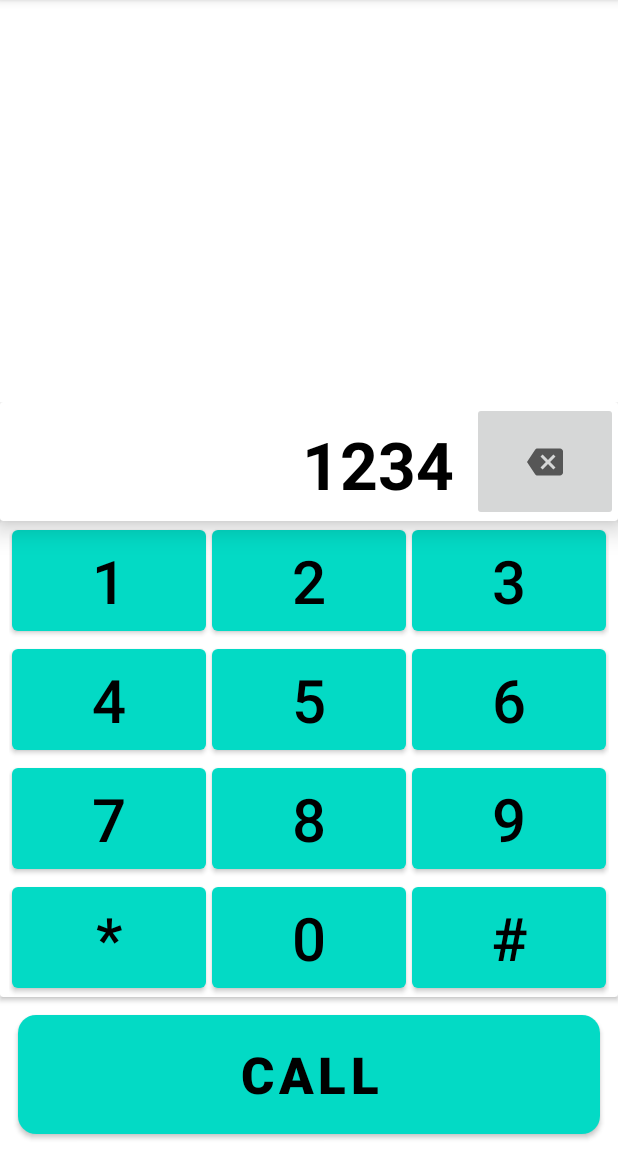
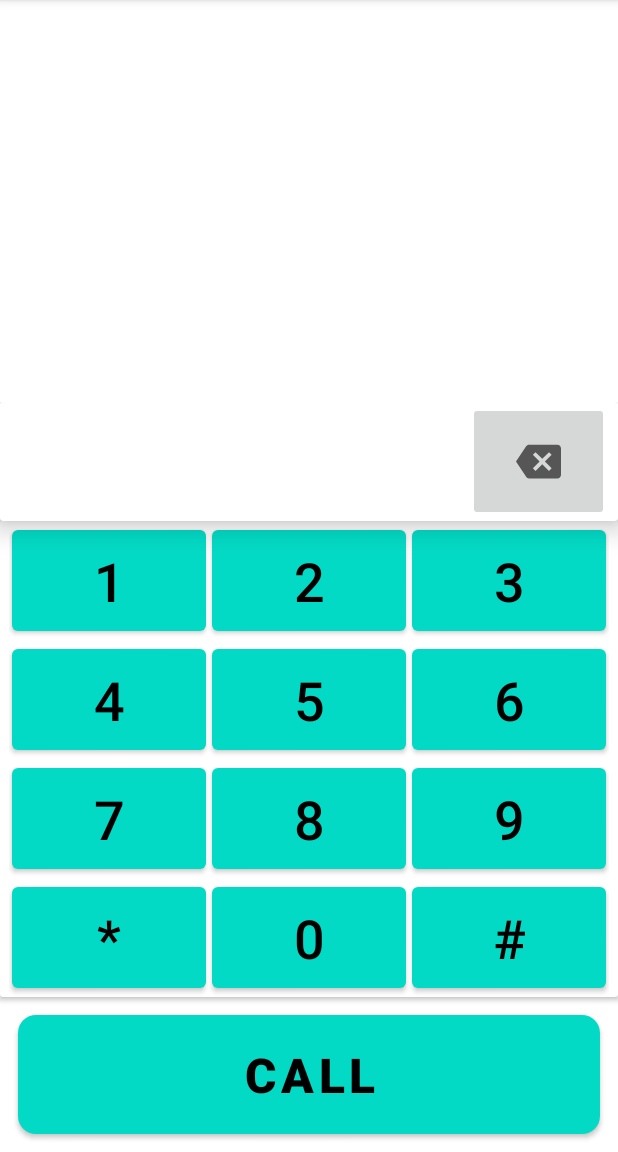
Before and after one commit to kuldeepsinghrai/call-dialer-app, an Android app: the screen it shows after launch (MainActivity), on a phone screen of 412 x 824 dp, the part 84-1236 px from its top. Run offline under Robolectric (Android 15) with nearby library versions, the phone set to English and light mode, and no system bars.

Commit message:
Initial Commit

```diff
--- a/app/src/main/java/com/ksr/phone_call_dialer_app/MainActivity.java
+++ b/app/src/main/java/com/ksr/phone_call_dialer_app/MainActivity.java
@@ -3,14 +3,35 @@ package com.ksr.phone_call_dialer_app;
 import androidx.appcompat.app.AppCompatActivity;
 
 import android.os.Bundle;
+import android.widget.Button;
+import android.widget.ImageButton;
+import android.widget.TextView;
 
 public class MainActivity extends AppCompatActivity {
+    TextView textNumber;
+    Button btn1,btn2,btn3,btn4,btn5,btn6,btn7,btn8,btn9,btnStar,btn0,btnHash,btnCall;
+    ImageButton btnClear;
 
     @Override
     protected void onCreate(Bundle savedInstanceState) {
         super.onCreate(savedInstanceState);
         setContentView(R.layout.activity_main);
 
+        btnClear = findViewById(R.id.btnClear);
+        btn1 = findViewById(R.id.btn1);
+        btn2 = findViewById(R.id.btn2);
+        btn3 = findViewById(R.id.btn3);
+        btn4 = findViewById(R.id.btn4);
+        btn5 = findViewById(R.id.btn5);
+        btn6 = findViewById(R.id.btn6);
+        btn7 = findViewById(R.id.btn7);
+        btn8 = findViewById(R.id.btn8);
+        btn9 = findViewById(R.id.btn9);
+        btnStar = findViewById(R.id.btnStar);
+        btn0 = findViewById(R.id.btn0);
+        btnHash = findViewById(R.id.btnHash);
+        btnCall = findViewById(R.id.btnCall);
+
 
     }
 }
--- a/app/src/main/res/drawable/backspace_24.xml
+++ b/app/src/main/res/drawable/backspace_30.xml
@@ -1,6 +1,6 @@
 <vector xmlns:android="http://schemas.android.com/apk/res/android"
-    android:width="24dp"
-    android:height="24dp"
+    android:width="30dp"
+    android:height="30dp"
     android:viewportWidth="24"
     android:viewportHeight="24"
     android:tint="?attr/colorControlNormal">
--- a/app/src/main/res/layout/activity_main.xml
+++ b/app/src/main/res/layout/activity_main.xml
@@ -25,6 +25,7 @@
                 android:layout_width="match_parent"
                 android:layout_height="match_parent"
                 android:orientation="horizontal"
+                android:layout_marginHorizontal="6dp"
                 android:weightSum="4">
 
                 <TextView
@@ -32,7 +33,9 @@
                     android:textSize="44sp"
                     android:textAlignment="textEnd"
                     android:gravity="center"
-                    android:text="1234"
+                    android:text=""
+                    android:maxLength="13"
+                    android:singleLine="true"
                     android:layout_margin="12dp"
                     android:textStyle="bold"
                     android:textColor="@color/black"
@@ -44,7 +47,7 @@
                 <ImageButton
                     android:id="@+id/btnClear"
                     android:layout_weight="1"
-                    android:src="@drawable/backspace_24"
+                    android:src="@drawable/backspace_30"
                     android:layout_width="0dp"
                     android:layout_height="match_parent">
 
@@ -84,7 +87,7 @@
                             android:layout_marginHorizontal="2dp"
                             android:textColor="@color/black"
                             android:text="1"
-                            android:textSize="40dp">
+                            android:textSize="36dp">
                         </Button>
                         <Button
                             android:id="@+id/btn2"
@@ -94,7 +97,7 @@
                             android:layout_marginHorizontal="2dp"
                             android:textColor="@color/black"
                             android:text="2"
-                            android:textSize="40dp">
+                            android:textSize="36dp">
                         </Button>
                         <Button
                             android:id="@+id/btn3"
@@ -104,7 +107,7 @@
                             android:layout_marginHorizontal="2dp"
                             android:textColor="@color/black"
                             android:text="3"
-                            android:textSize="40dp">
+                            android:textSize="36dp">
                         </Button>
 
                     </LinearLayout>
@@ -131,7 +134,7 @@
                             android:layout_marginHorizontal="2dp"
                             android:textColor="@color/black"
                             android:text="4"
-                            android:textSize="40dp">
+                            android:textSize="36dp">
                         </Button>
                         <Button
                             android:id="@+id/btn5"
@@ -141,7 +144,7 @@
                             android:layout_marginHorizontal="2dp"
                             android:textColor="@color/black"
                             android:text="5"
-                            android:textSize="40dp">
+                            android:textSize="36dp">
                         </Button>
                         <Button
                             android:id="@+id/btn6"
@@ -151,7 +154,7 @@
                             android:layout_marginHorizontal="2dp"
                             android:textColor="@color/black"
                             android:text="6"
-                            android:textSize="40dp">
+                            android:textSize="36dp">
                         </Button>
 
                     </LinearLayout>
@@ -178,7 +181,7 @@
                             android:layout_marginHorizontal="2dp"
                             android:textColor="@color/black"
                             android:text="7"
-                            android:textSize="40dp">
+                            android:textSize="36dp">
                         </Button>
                         <Button
                             android:id="@+id/btn8"
@@ -188,7 +191,7 @@
                             android:layout_marginHorizontal="2dp"
                             android:textColor="@color/black"
                             android:text="8"
-                            android:textSize="40dp">
+                            android:textSize="36dp">
                         </Button>
                         <Button
                             android:id="@+id/btn9"
@@ -198,7 +201,7 @@
                             android:layout_marginHorizontal="2dp"
                             android:textColor="@color/black"
                             android:text="9"
-                            android:textSize="40dp">
+                            android:textSize="36dp">
                         </Button>
 
                     </LinearLayout>
@@ -225,7 +228,7 @@
                             android:layout_marginHorizontal="2dp"
                             android:textColor="@color/black"
                             android:text="*"
-                            android:textSize="40dp">
+                            android:textSize="36dp">
                         </Button>
                         <Button
                             android:id="@+id/btn0"
@@ -235,7 +238,7 @@
                             android:layout_marginHorizontal="2dp"
                             android:textColor="@color/black"
                             android:text="0"
-                            android:textSize="40dp">
+                            android:textSize="36dp">
                         </Button>
                         <Button
                             android:id="@+id/btnHash"
@@ -245,7 +248,7 @@
                             android:layout_marginHorizontal="2dp"
                             android:textColor="@color/black"
                             android:text="#"
-                            android:textSize="40dp">
+                            android:textSize="36dp">
                         </Button>
 
                     </LinearLayout>
@@ -265,7 +268,7 @@
             android:layout_weight="1"
             android:layout_margin="12dp"
             android:text="Call"
-            android:textSize="34sp"
+            android:textSize="32sp"
             android:textStyle="bold"
             android:textColor="@color/black"
             android:background="@drawable/rounded_corner_shape">
```
